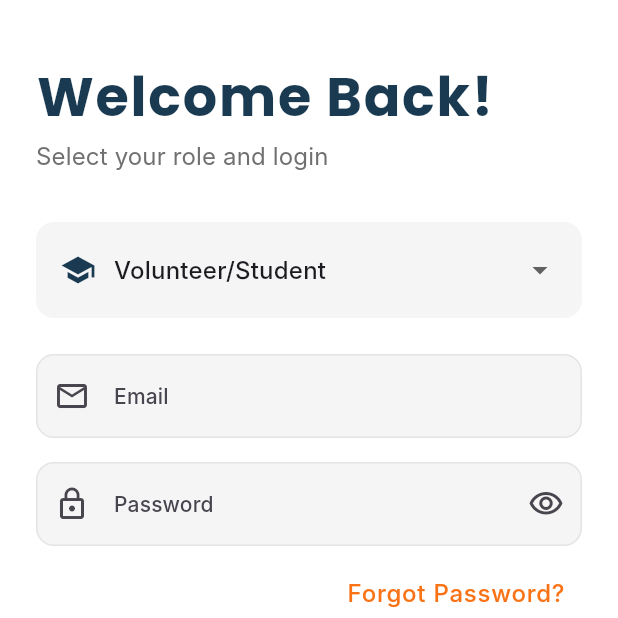
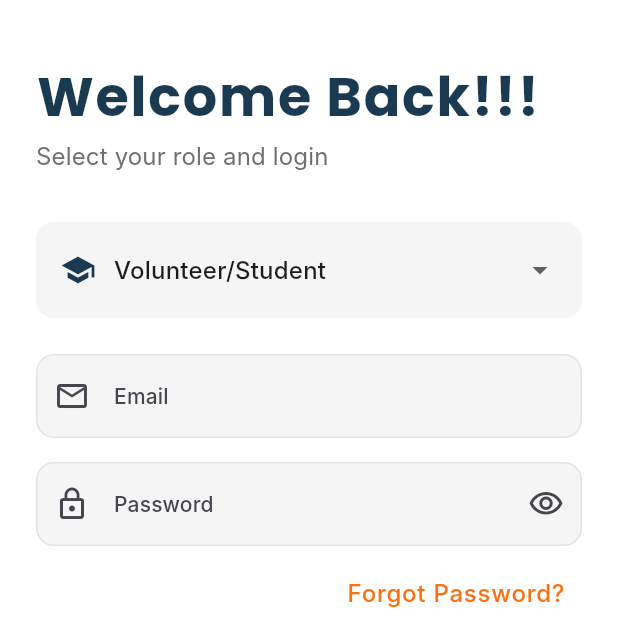
Before and after one commit to SrushtiVhare/FlutterProject_NSS_App, a Flutter app: the screen it shows after launch, after a tap on "Skip", on a phone screen of 412 x 824 dp, the top half of it. Run offline on Flutter 3.47's test engine with Material 3 defaults, Android fonts, the phone set to English and light mode, and no system bars; our stand-ins replace chewie, cloud_firestore, firebase_auth, firebase_core, firebase_messaging, fl_chart and 8 more; accounts and stored records are empty; Roboto replaces fonts that are missing (Inter).

```diff
--- a/lib/src/utils/constants.dart
+++ b/lib/src/utils/constants.dart
@@ -115,7 +115,7 @@ class AppTheme {
 
 class AppStrings {
   static const String appName = 'Parivartan';
-  static const String welcomeBack = 'Welcome Back!';
+  static const String welcomeBack = 'Welcome Back!!!';
   static const String createAccount = 'Create Account';
   static const String selectRole = 'Select your role and login';
   static const String chooseRole = 'Choose your role and register';
```
Lines whose indentation alone changed are shown as unchanged.
